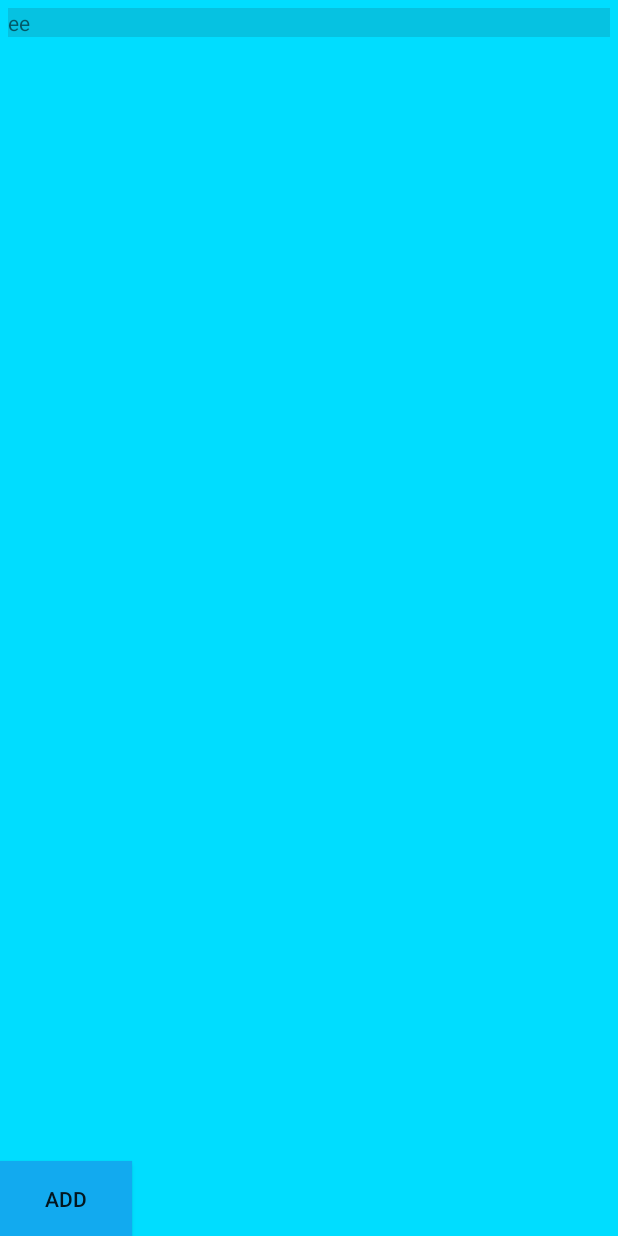
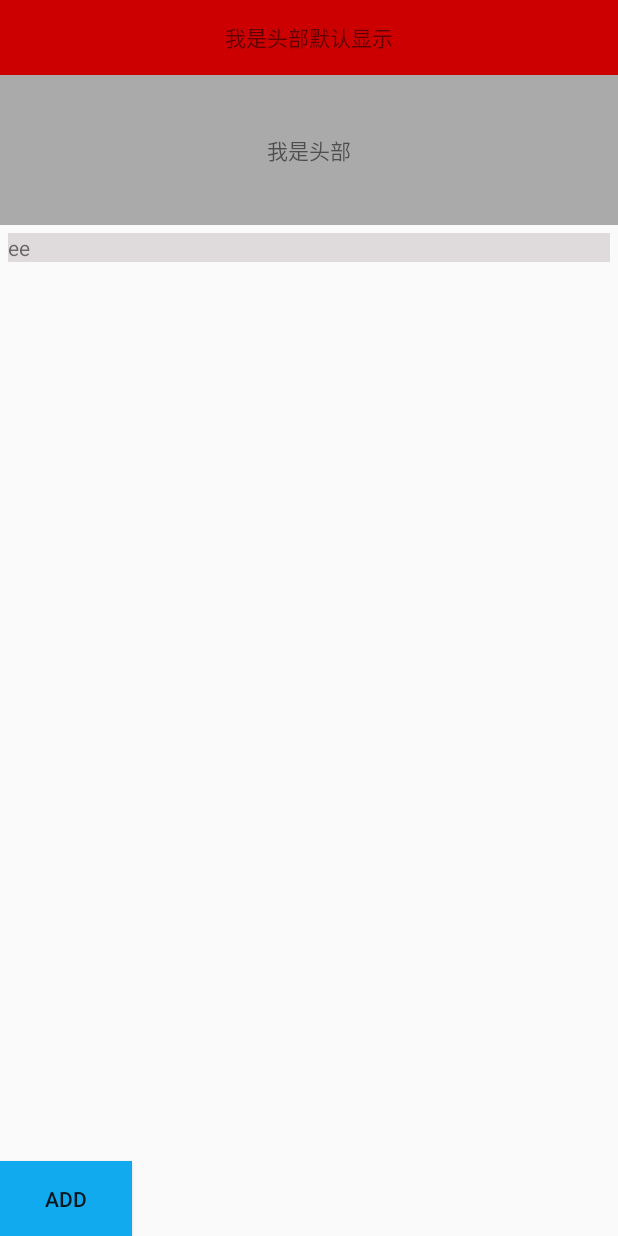
Before and after one commit to RottenWang/ViewViewView, an Android app: the RecyclerActivity screen opened directly, with no data from a screen before it, on a phone screen of 412 x 824 dp. Run offline under Robolectric (Android 15) with nearby library versions, the phone set to English and light mode, and no system bars; our stand-ins replace ButterKnife, EventBus.

Commit message:
基于NestedScrollingParent 写一个ViewGroup

```diff
--- a/app/src/main/java/com/drwang/views/activity/RecyclerActivity.java
+++ b/app/src/main/java/com/drwang/views/activity/RecyclerActivity.java
@@ -1,6 +1,5 @@
 package com.drwang.views.activity;
 
-import android.os.Bundle;
 import android.support.v7.widget.LinearLayoutManager;
 import android.support.v7.widget.RecyclerView;
 import android.view.LayoutInflater;
@@ -10,6 +9,7 @@ import android.widget.TextView;
 import com.drwang.views.R;
 import com.drwang.views.adapter.ExampleAdapter;
 import com.drwang.views.base.BasicActivity;
+import com.drwang.views.view.NestedLinearLayout;
 
 import java.util.ArrayList;
 import java.util.List;
@@ -21,6 +21,12 @@ import butterknife.OnClick;
 public class RecyclerActivity extends BasicActivity {
     @BindView(R.id.recyclerview)
     RecyclerView recyclerView;
+    @BindView(R.id.tv_title2)
+    View tv_title2;
+    @BindView(R.id.tv_title3)
+    View tv_title3;
+    @BindView(R.id.nll_root)
+    NestedLinearLayout nll_root;
     ExampleAdapter exampleAdapter;
     List<String> mList;
     LinearLayoutManager layoutManager;
@@ -35,10 +41,6 @@ public class RecyclerActivity extends BasicActivity {
     protected void initializeData() {
         if (mList == null) {
             mList = new ArrayList<>();
-//            mList.add("aa");
-//            mList.add("bb");
-//            mList.add("cc");
-//            mList.add("dd");
             mList.add("ee");
         }
         if (exampleAdapter == null)
@@ -55,17 +57,8 @@ public class RecyclerActivity extends BasicActivity {
             layoutManager = new LinearLayoutManager(this, LinearLayoutManager.VERTICAL, false);
         recyclerView.setLayoutManager(layoutManager);
         recyclerView.setAdapter(exampleAdapter);
-        recyclerView.addOnScrollListener(new RecyclerView.OnScrollListener() {
-            @Override
-            public void onScrollStateChanged(RecyclerView recyclerView, int newState) {
-                super.onScrollStateChanged(recyclerView, newState);
-            }
-
-            @Override
-            public void onScrolled(RecyclerView recyclerView, int dx, int dy) {
-                super.onScrolled(recyclerView, dx, dy);
-            }
-        });
+        nll_root.addToShowViewList(tv_title2);
+        nll_root.addToHideViewList(tv_title3);
     }
 
     @Override
@@ -81,7 +74,7 @@ public class RecyclerActivity extends BasicActivity {
         exampleAdapter.notifyDataSetChanged();
 //        exampleAdapter.notifyItemInserted(0);
 //        exampleAdapter.notifyItemRangeChanged(0, mList.size()-1);
-//        recyclerView.scrollToPosition(0);
-        recyclerView.smoothScrollToPosition(mList.size() - 1);
+        recyclerView.scrollToPosition(mList.size() - 1);
+//        recyclerView.smoothScrollToPosition(mList.size() - 1);
     }
 }
--- /dev/null
+++ b/app/src/main/java/com/drwang/views/view/NestedLinearLayout.java
@@ -0,0 +1,225 @@
+package com.drwang.views.view;
+
+import android.content.Context;
+import android.support.annotation.Nullable;
+import android.support.v4.view.NestedScrollingParent;
+import android.support.v4.view.ViewCompat;
+import android.util.AttributeSet;
+import android.util.Log;
+import android.view.View;
+import android.view.ViewGroup;
+import android.widget.LinearLayout;
+
+import java.util.ArrayList;
+import java.util.List;
+
+
+/**
+ * Created by Administrator on 2017/8/22.
+ */
+
+public class NestedLinearLayout extends LinearLayout implements NestedScrollingParent {
+    private static final String TAG = "NestedLinearLayout";
+    private View mTopView;
+    private int mTopHeight;
+    private float damp = 2f; //阻尼系数
+    private List<View> mShowViewList;
+    private List<View> mHideViewList;
+    private float currentHidePercent = 0.5f;
+    private float currentShowPercent = 0.5f;
+
+    public NestedLinearLayout(Context context) {
+        this(context, null);
+    }
+
+    public NestedLinearLayout(Context context, @Nullable AttributeSet attrs) {
+        this(context, attrs, 0);
+    }
+
+    public NestedLinearLayout(Context context, @Nullable AttributeSet attrs, int defStyleAttr) {
+        super(context, attrs, defStyleAttr);
+        init();
+    }
+
+    private void init() {
+        if (mShowViewList == null) {
+            mShowViewList = new ArrayList<>();
+        }
+        if (mHideViewList == null) {
+            mHideViewList = new ArrayList<>();
+        }
+    }
+
+    /**
+     * 设置阻尼系数  越大则拉动需要的距离越大
+     *
+     * @param damp
+     */
+    public void setDamp(float damp) {
+        this.damp = damp;
+    }
+
+    @Override
+    public boolean onStartNestedScroll(View child, View target, int nestedScrollAxes) {
+        Log.i(TAG, ":onStartNestedScroll child = " + child + ",target = " + target + "nestedScrollAxes = " + nestedScrollAxes);
+        return true;
+    }
+
+    @Override
+    public void onNestedScrollAccepted(View child, View target, int nestedScrollAxes) {
+        Log.i(TAG, ":onNestedScrollAccepted ");
+    }
+
+    @Override
+    public void onStopNestedScroll(View target) {
+        Log.i(TAG, ":onStopNestedScroll ");
+
+    }
+
+    @Override
+    public void onNestedScroll(View target, int dxConsumed, int dyConsumed, int dxUnconsumed, int dyUnconsumed) {
+        Log.i(TAG, ":onNestedScroll ");
+
+    }
+
+    @Override
+    public void onNestedPreScroll(View target, int dx, int dy, int[] consumed) {
+        //下拉时  dy<0  上拉时 dy>0
+        Log.i(TAG, ":onNestedPreScroll dx = " + dx + "dy = " + dy + "consumed = " + consumed);
+        boolean hiddenTop = dy > 0 && getScrollY() < mTopHeight;
+        boolean showTop = dy < 0 && getScrollY() > 0 && !ViewCompat.canScrollVertically(target, -1);
+        if (hiddenTop || showTop) {
+            dy = (int) Math.ceil(dy / damp);
+
+            /*-----------------------限制滑动范围 防止快速拖动时,造成的越界-----------------------*/
+            int scrollY = getScrollY();
+            if (showTop && scrollY + dy < 0) {
+                dy = -scrollY;
+            }
+            if (hiddenTop && scrollY + dy > mTopHeight) {
+                dy = mTopHeight - scrollY;
+            }
+            /*------------------------------------------------------------------------------------*/
+            scrollBy(0, dy);
+            int dyY = dy;
+            ViewGroup.LayoutParams layoutParams = getLayoutParams();
+            layoutParams.height = layoutParams.height + dyY;
+            setLayoutParams(layoutParams);
+            consumed[1] = dy;
+            float percent = 1 - scrollY / (mTopHeight * 1.0f);
+            showOrHideView(percent);
+
+            mTopView.setAlpha(percent);
+
+        }
+    }
+
+    private void showOrHideView(float percent) {
+        for (int i = 0; i < mShowViewList.size(); i++) {
+            View view = mShowViewList.get(i);
+            if (view != null) {
+                if (percent != 0) {
+                    view.setVisibility(View.VISIBLE);
+                }
+                if (percent >= currentShowPercent) {
+                    view.setVisibility(View.INVISIBLE);
+                }
+                view.setAlpha(1 - percent);
+            }
+        }
+        for (int i = 0; i < mHideViewList.size(); i++) {
+            View view = mHideViewList.get(i);
+            if (view != null) {
+                if (percent != 1 && percent > currentHidePercent) {
+                    view.setVisibility(View.VISIBLE);
+                }
+                if (percent <= currentHidePercent) {
+                    view.setVisibility(View.INVISIBLE);
+                }
+                view.setAlpha(percent);
+            }
+        }
+    }
+
+    @Override
+    public boolean onNestedFling(View target, float velocityX, float velocityY, boolean consumed) {
+        Log.i(TAG, ":onNestedFling ");
+        return false;
+    }
+
+    @Override
+    public boolean onNestedPreFling(View target, float velocityX, float velocityY) {
+        Log.i(TAG, ":onNestedPreFling ");
+        return false;
+    }
+
+    @Override
+    public int getNestedScrollAxes() {
+        Log.i(TAG, ":onNestedPreFling ");
+        return 0;
+    }
+
+    @Override
+    protected void onSizeChanged(int w, int h, int oldw, int oldh) {
+        super.onSizeChanged(w, h, oldw, oldh);
+        mTopHeight = mTopView.getMeasuredHeight();
+        ViewGroup.LayoutParams layoutParams = getLayoutParams();
+        layoutParams.height = getMeasuredHeight();
+    }
+
+    @Override
+    protected void onFinishInflate() {
+        super.onFinishInflate();
+        mTopView = getChildAt(0);
+    }
+
+    /**
+     * 关联到滑动布局 在隐藏头部时显示
+     *
+     * @param view
+     */
+    public void addToShowViewList(View view) {
+        mShowViewList.add(view);
+    }
+
+    /**
+     * 取消关联到滑动布局{@link NestedLinearLayout#addToShowViewList(View)}}
+     */
+    public void removeShowList(View view) {
+        mShowViewList.remove(view);
+    }
+
+    /**
+     * 关联到滑动布局 在隐藏头部时隐藏
+     *
+     * @param view
+     */
+    public void addToHideViewList(View view) {
+        mHideViewList.add(view);
+    }
+
+    /**
+     * 取消关联到滑动布局 {@link NestedLinearLayout#addToHideViewList(View)}
+     */
+    public void removeHideViewList(View view) {
+        mHideViewList.remove(view);
+    }
+
+    /**
+     * 设置隐藏布局百分比 range 0-1f
+     *
+     * @param hidePercent 值越大 隐藏头部布局时越容易隐藏在mHideViewList中的View 默认0.5f
+     */
+    public void setHidePercent(float hidePercent) {
+        this.currentHidePercent = hidePercent < 0 ? 0 : hidePercent > 1 ? 1 : hidePercent;
+    }
+
+    /**
+     * 设置显示布局百分比  range 0-1f
+     *
+     * @param showPercent 值越大 隐藏头部布局时越容易显示在mShowViewList中的View  默认0.5f
+     */
+    public void setShowPercent(float showPercent) {
+        this.currentShowPercent = showPercent < 0 ? 0 : showPercent > 1 ? 1 : showPercent;
+    }
+}
--- a/app/src/main/res/layout/activity_recycler.xml
+++ b/app/src/main/res/layout/activity_recycler.xml
@@ -3,14 +3,46 @@
     xmlns:tools="http://schemas.android.com/tools"
     android:layout_width="match_parent"
     android:layout_height="match_parent"
-    android:background="@android:color/holo_blue_bright"
     android:orientation="vertical"
     tools:context="com.drwang.views.activity.RecyclerActivity">
+    <RelativeLayout
+        android:layout_width="match_parent"
+        android:layout_height="wrap_content">
+        <TextView
+            android:id="@+id/tv_title2"
+            android:layout_width="match_parent"
+            android:layout_height="50dp"
+            android:background="@color/colorAccent"
+            android:gravity="center"
+            android:text="我是头部默认隐藏"
+            android:visibility="gone" />
+
+        <TextView
+            android:id="@+id/tv_title3"
+            android:layout_width="match_parent"
+            android:layout_height="50dp"
+            android:background="@android:color/holo_red_dark"
+            android:gravity="center"
+            android:text="我是头部默认显示" />
+    </RelativeLayout>
+
+    <com.drwang.views.view.NestedLinearLayout
+        android:id="@+id/nll_root"
+        android:layout_width="match_parent"
+        android:layout_height="match_parent"
+        android:orientation="vertical">
+
+        <TextView
+            android:layout_width="match_parent"
+            android:layout_height="100dp"
+            android:background="@color/colorPrimary"
+            android:gravity="center"
+            android:text="我是头部" />
 
         <android.support.v7.widget.RecyclerView
             android:id="@+id/recyclerview"
             android:layout_width="match_parent"
-        android:layout_height="0dp"
+            android:layout_height="match_parent"
             android:layout_weight="1" />
 
         <Button
@@ -19,4 +51,6 @@
             android:layout_height="50dp"
             android:background="#12aaef"
             android:text="add" />
+    </com.drwang.views.view.NestedLinearLayout>
+
 </LinearLayout>
```
Lines whose indentation alone changed are shown as unchanged.
